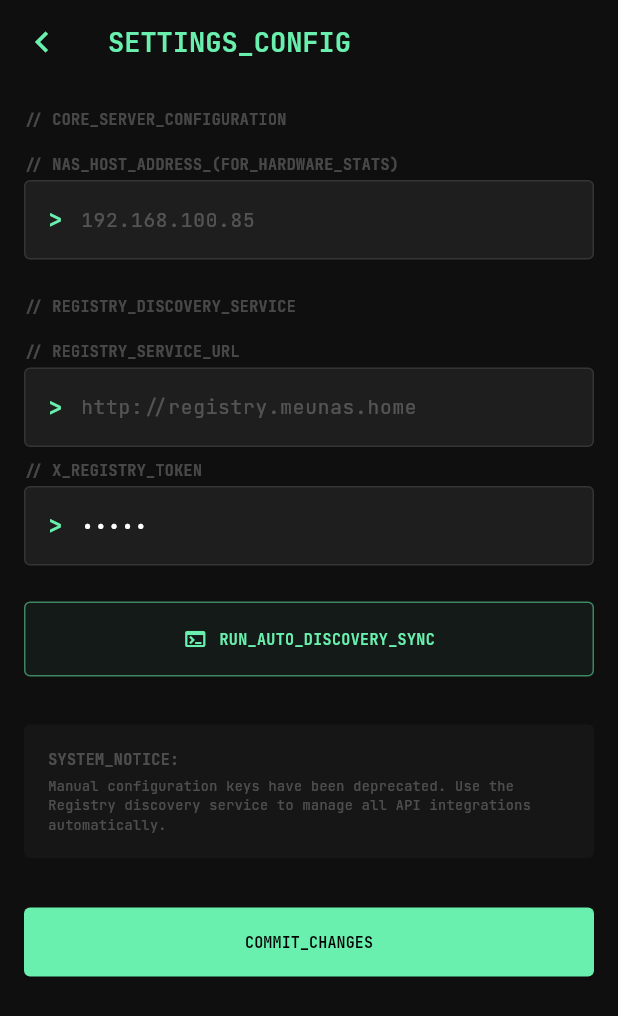
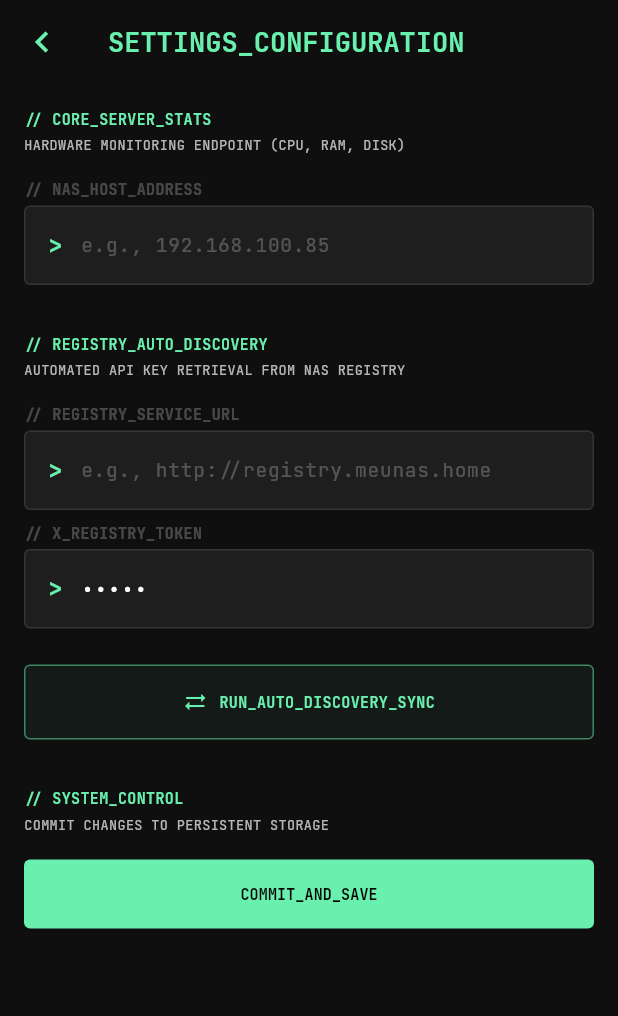
Before and after one commit to bsteinmacher/nas-home, a Flutter app: the SettingsPage screen opened directly, on a phone screen of 412 x 824 dp. Shown: the top 1016 px of the screen. Run offline on Flutter 3.47's test engine with Material 3 defaults, Android fonts, the phone set to English and light mode, and no system bars; our stand-ins replace dio, flutter_bloc, flutter_secure_storage, freezed_annotation, get_it, google_fonts and 1 more; accounts and stored records are empty; network calls fail.

Commit message:
feat: complete NAS Home app with integrated sync, secure storage, and expanded service monitoring

```diff
--- a/lib/core/theme/app_colors.dart
+++ b/lib/core/theme/app_colors.dart
@@ -25,6 +25,7 @@ abstract class AppColors {
   static const upload = Colors.tealAccent;
   static const photos = Colors.pinkAccent;
   static const files = Colors.lightBlueAccent;
+  static const error = Colors.redAccent;
 
   // Terminal Gradients
   static const terminalGradient = LinearGradient(
--- a/lib/core/theme/app_typography.dart
+++ b/lib/core/theme/app_typography.dart
@@ -39,4 +39,10 @@ abstract class AppTypography {
     fontSize: 10,
     fontWeight: FontWeight.bold,
   );
+
+  // General terminal body text
+  static final terminalBody = baseStyle.copyWith(
+    fontSize: 13,
+    color: AppColors.textSecondary,
+  );
 }
--- a/lib/data/datasources/radarr_datasource.dart
+++ b/lib/data/datasources/radarr_datasource.dart
@@ -47,7 +47,7 @@ class RadarrDataSourceImpl implements RadarrDataSource {
       final images = e['images'] as List?;
       final poster = images?.firstWhere(
         (img) => img['coverType'] == 'poster',
-        orElse: () => images != null && images.isNotEmpty ? images.first : null,
+        orElse: () => images.isNotEmpty ? images.first : null,
       ) as Map<String, dynamic>?;
 
       return RadarrMovie(
--- a/lib/data/datasources/sonarr_datasource.dart
+++ b/lib/data/datasources/sonarr_datasource.dart
@@ -47,7 +47,7 @@ class SonarrDataSourceImpl implements SonarrDataSource {
       final images = e['images'] as List?;
       final poster = images?.firstWhere(
         (img) => img['coverType'] == 'poster',
-        orElse: () => images != null && images.isNotEmpty ? images.first : null,
+        orElse: () => images.isNotEmpty ? images.first : null,
       ) as Map<String, dynamic>?;
 
       return SonarrSeries(
--- a/lib/data/repositories/nas_repository_impl.dart
+++ b/lib/data/repositories/nas_repository_impl.dart
@@ -40,7 +40,7 @@ class NasRepositoryImpl implements NasRepository {
       ));
       return response.statusCode != null;
     } catch (e) {
-      print('Error checking service $port: $e');
+      // Log removed
       return false;
     }
   }
@@ -51,7 +51,7 @@ class NasRepositoryImpl implements NasRepository {
     final apiUrl = '$normalizedUrl:61208/api/4/all';
 
     try {
-      print('Fetching hardware info from: $apiUrl');
+      // Log removed
       final response = await dio.get(apiUrl, options: Options(
         sendTimeout: const Duration(seconds: 3),
         receiveTimeout: const Duration(seconds: 3),
@@ -156,7 +156,7 @@ class NasRepositoryImpl implements NasRepository {
         hddTotal: hddTotal,
       );
     } catch (e) {
-      print('Error fetching hardware info from $apiUrl: $e');
+      // Log removed
       return const HardwareInfo(
         hostname: 'OFFLINE',
         cpuUsage: 0,
--- a/lib/domain/entities/prowlarr.dart
+++ b/lib/domain/entities/prowlarr.dart
@@ -4,7 +4,7 @@ part 'prowlarr.freezed.dart';
 part 'prowlarr.g.dart';
 
 @freezed
-class ProwlarrIndexer with _$ProwlarrIndexer {
+abstract class ProwlarrIndexer with _$ProwlarrIndexer {
   const factory ProwlarrIndexer({
     required int id,
     required String name,
--- a/lib/domain/entities/radarr.dart
+++ b/lib/domain/entities/radarr.dart
@@ -4,7 +4,7 @@ part 'radarr.freezed.dart';
 part 'radarr.g.dart';
 
 @freezed
-class RadarrMovie with _$RadarrMovie {
+abstract class RadarrMovie with _$RadarrMovie {
   const factory RadarrMovie({
     required int id,
     required String title,
--- a/lib/domain/entities/sonarr.dart
+++ b/lib/domain/entities/sonarr.dart
@@ -4,7 +4,7 @@ part 'sonarr.freezed.dart';
 part 'sonarr.g.dart';
 
 @freezed
-class SonarrSeries with _$SonarrSeries {
+abstract class SonarrSeries with _$SonarrSeries {
   const factory SonarrSeries({
     required int id,
     required String title,
--- a/lib/presentation/pages/radarr_page.dart
+++ b/lib/presentation/pages/radarr_page.dart
@@ -109,7 +109,7 @@ class RadarrView extends StatelessWidget {
           shape: RoundedRectangleBorder(
             borderRadius: BorderRadius.circular(AppSpacing.borderRadius),
             side: BorderSide(
-              color: movie.monitored ? AppColors.radarr.withOpacity(0.3) : Colors.transparent,
+              color: movie.monitored ? AppColors.radarr.withValues(alpha: 0.3) : Colors.transparent,
             ),
           ),
           child: ListTile(
--- a/lib/presentation/pages/settings_page.dart
+++ b/lib/presentation/pages/settings_page.dart
@@ -125,7 +125,7 @@ class _SettingsPageState extends State<SettingsPage> {
     return Scaffold(
       appBar: AppBar(
         title: Text(
-          'SETTINGS_CONFIG',
+          'SETTINGS_CONFIGURATION',
           style: AppTypography.terminalTitle,
         ),
         leading: IconButton(
@@ -138,33 +138,78 @@ class _SettingsPageState extends State<SettingsPage> {
         child: Column(
           crossAxisAlignment: CrossAxisAlignment.start,
           children: [
-            Text('// CORE_SERVER_CONFIGURATION', style: AppTypography.sectionHeader),
+            _buildSectionHeader('CORE_SERVER_STATS', 'Hardware monitoring endpoint (CPU, RAM, DISK)'),
             const SizedBox(height: AppSpacing.md),
             TuiInputField(
               controller: _nasUrlController,
-              label: 'NAS_HOST_ADDRESS (FOR_HARDWARE_STATS)',
-              hintText: '192.168.100.85',
+              label: 'NAS_HOST_ADDRESS',
+              hintText: 'e.g., 192.168.100.85',
             ),
-            const SizedBox(height: AppSpacing.lg),
+            const SizedBox(height: AppSpacing.xl),
 
-            Text('// REGISTRY_DISCOVERY_SERVICE', style: AppTypography.sectionHeader),
+            _buildSectionHeader('REGISTRY_AUTO_DISCOVERY', 'Automated API key retrieval from NAS Registry'),
             const SizedBox(height: AppSpacing.md),
             TuiInputField(
               controller: _registryUrlController,
               label: 'REGISTRY_SERVICE_URL',
-              hintText: 'http://registry.meunas.home',
+              hintText: 'e.g., http://registry.meunas.home',
             ),
             const SizedBox(height: AppSpacing.sm),
             TuiInputField(
               controller: _registryTokenController,
               label: 'X_REGISTRY_TOKEN',
-              hintText: 'token_xxxxxxxx...',
+              hintText: 'Enter your secure registry token',
               obscureText: true,
             ),
             const SizedBox(height: AppSpacing.lg),
 
-            // Redesigned Sync Button
-            Column(
+            // Sync Button
+            _buildSyncButton(),
+
+            const SizedBox(height: AppSpacing.xl),
+
+            _buildSectionHeader('SYSTEM_CONTROL', 'Commit changes to persistent storage'),
+            const SizedBox(height: AppSpacing.md),
+            SizedBox(
+              width: double.infinity,
+              child: ElevatedButton(
+                onPressed: _saveSettings,
+                style: ElevatedButton.styleFrom(
+                  backgroundColor: AppColors.terminalGreen,
+                  foregroundColor: Colors.black,
+                  padding: const EdgeInsets.symmetric(vertical: AppSpacing.md),
+                  shape: RoundedRectangleBorder(
+                    borderRadius: BorderRadius.circular(AppSpacing.borderRadius),
+                  ),
+                ),
+                child: Text(
+                  'COMMIT_AND_SAVE',
+                  style: AppTypography.statusBadge,
+                ),
+              ),
+            ),
+          ],
+        ),
+      ),
+    );
+  }
+
+  Widget _buildSectionHeader(String title, String description) {
+    return Column(
+      crossAxisAlignment: CrossAxisAlignment.start,
+      children: [
+        Text('// $title', style: AppTypography.sectionHeader.copyWith(color: AppColors.terminalGreen)),
+        const SizedBox(height: 4),
+        Text(
+          description.toUpperCase(),
+          style: AppTypography.moduleSublabel.copyWith(color: AppColors.textSecondary),
+        ),
+      ],
+    );
+  }
+
+  Widget _buildSyncButton() {
+    return Column(
       crossAxisAlignment: CrossAxisAlignment.start,
       children: [
         InkWell(
@@ -187,98 +232,32 @@ class _SettingsPageState extends State<SettingsPage> {
                     child: CircularProgressIndicator(strokeWidth: 2, color: AppColors.terminalGreen),
                   )
                 else
-                          const Icon(Icons.terminal, size: 16, color: AppColors.terminalGreen),
+                  const Icon(Icons.sync_alt, size: 16, color: AppColors.terminalGreen),
                 const SizedBox(width: AppSpacing.sm),
                 Text(
                   _isSyncing ? 'INITIALIZING_SYNC...' : 'RUN_AUTO_DISCOVERY_SYNC',
                   style: AppTypography.statusBadge.copyWith(color: AppColors.terminalGreen),
                 ),
-                        if (!_isSyncing && _lastSynced != null) ...[
-                          const SizedBox(width: AppSpacing.sm),
-                          const Icon(Icons.check_circle, size: 14, color: AppColors.terminalGreen),
-                        ],
               ],
             ),
           ),
         ),
         if (_lastSynced != null) ...[
-                  const SizedBox(height: AppSpacing.xs),
-                  Padding(
-                    padding: const EdgeInsets.symmetric(horizontal: AppSpacing.xs),
-                    child: Column(
-                      crossAxisAlignment: CrossAxisAlignment.start,
-                      children: [
+          const SizedBox(height: AppSpacing.sm),
           Text(
             'LAST_SUCCESSFUL_SYNC: $_lastSynced',
-                          style: AppTypography.moduleSublabel.copyWith(fontSize: 10, color: AppColors.textMuted),
-                        ),
-                        const SizedBox(height: AppSpacing.sm),
-                        Text(
-                          'ACTIVE_INTEGRATIONS:',
-                          style: AppTypography.statusBadge.copyWith(fontSize: 10, color: AppColors.textMuted),
+            style: AppTypography.moduleSublabel.copyWith(fontSize: 10),
           ),
           const SizedBox(height: AppSpacing.xs),
           Wrap(
             spacing: AppSpacing.sm,
             children: [
-                            if (_seerrKeyController.text.isNotEmpty)
-                              _buildServiceBadge('SEERR'),
-                            if (_lidarrKeyController.text.isNotEmpty)
-                              _buildServiceBadge('LIDARR'),
+              if (_seerrKeyController.text.isNotEmpty) _buildServiceBadge('SEERR_ACTIVE'),
+              if (_lidarrKeyController.text.isNotEmpty) _buildServiceBadge('LIDARR_ACTIVE'),
             ],
           ),
         ],
-                    ),
-                  ),
       ],
-              ],
-            ),
-
-            const SizedBox(height: AppSpacing.xl),
-
-            // Footer Info
-            Container(
-              padding: const EdgeInsets.all(AppSpacing.md),
-              decoration: BoxDecoration(
-                color: AppColors.surface.withValues(alpha: 0.5),
-                borderRadius: BorderRadius.circular(AppSpacing.borderRadius),
-              ),
-              child: Column(
-                crossAxisAlignment: CrossAxisAlignment.start,
-                children: [
-                  Text('SYSTEM_NOTICE:', style: AppTypography.statusBadge.copyWith(color: AppColors.textMuted)),
-                  const SizedBox(height: AppSpacing.xs),
-                  Text(
-                    'Manual configuration keys have been deprecated. Use the Registry discovery service to manage all API integrations automatically.',
-                    style: AppTypography.moduleSublabel,
-                  ),
-                ],
-              ),
-            ),
-
-            const SizedBox(height: AppSpacing.xl),
-
-            SizedBox(
-              width: double.infinity,
-              child: ElevatedButton(
-                onPressed: _saveSettings,
-                style: ElevatedButton.styleFrom(
-                  backgroundColor: AppColors.terminalGreen,
-                  foregroundColor: Colors.black,
-                  padding: const EdgeInsets.symmetric(vertical: AppSpacing.md),
-                  shape: RoundedRectangleBorder(
-                    borderRadius: BorderRadius.circular(AppSpacing.borderRadius),
-                  ),
-                ),
-                child: Text(
-                  'COMMIT_CHANGES',
-                  style: AppTypography.statusBadge,
-                ),
-              ),
-            ),
-          ],
-        ),
-      ),
     );
   }
 
--- a/lib/presentation/pages/sonarr_page.dart
+++ b/lib/presentation/pages/sonarr_page.dart
@@ -109,7 +109,7 @@ class SonarrView extends StatelessWidget {
           shape: RoundedRectangleBorder(
             borderRadius: BorderRadius.circular(AppSpacing.borderRadius),
             side: BorderSide(
-              color: item.monitored ? AppColors.sonarr.withOpacity(0.3) : Colors.transparent,
+              color: item.monitored ? AppColors.sonarr.withValues(alpha: 0.3) : Colors.transparent,
             ),
           ),
           child: ListTile(
```
Also changed, not shown: 2 other files. Lines whose indentation alone changed are shown as unchanged.
